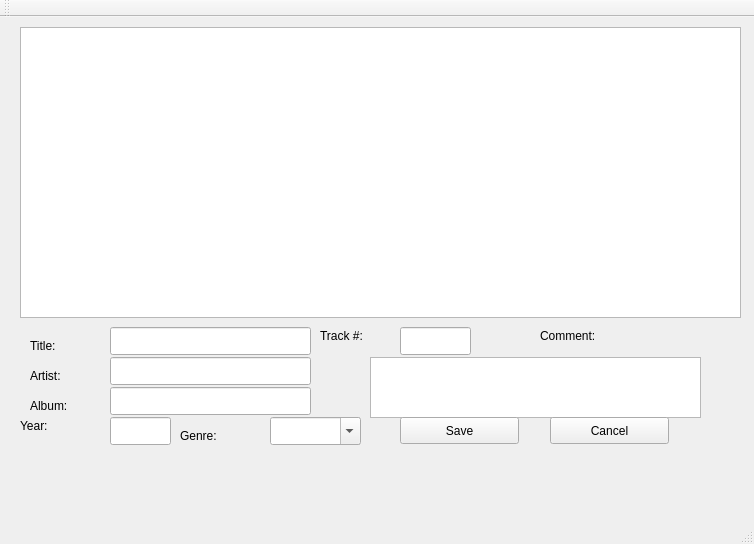
DOOMer/qtagger, file src/mainwindow.ui: the form before one commit.
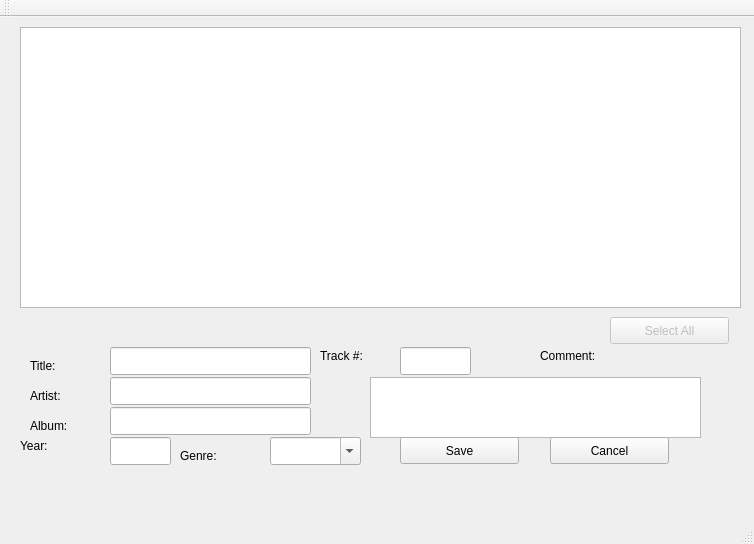
The form after the commit.

Commit message: add select all|none button

What changed in the file:
```diff
--- a/src/mainwindow.ui
+++ b/src/mainwindow.ui
@@ -20,7 +20,7 @@
       <x>20</x>
       <y>10</y>
       <width>721</width>
-      <height>291</height>
+      <height>281</height>
      </rect>
     </property>
     <property name="selectionMode">
@@ -37,7 +37,7 @@
     <property name="geometry">
      <rect>
       <x>30</x>
-      <y>320</y>
+      <y>340</y>
       <width>121</width>
       <height>18</height>
      </rect>
@@ -53,7 +53,7 @@
     <property name="geometry">
      <rect>
       <x>30</x>
-      <y>350</y>
+      <y>370</y>
       <width>91</width>
       <height>18</height>
      </rect>
@@ -69,7 +69,7 @@
     <property name="geometry">
      <rect>
       <x>30</x>
-      <y>380</y>
+      <y>400</y>
       <width>91</width>
       <height>18</height>
      </rect>
@@ -85,7 +85,7 @@
     <property name="geometry">
      <rect>
       <x>110</x>
-      <y>310</y>
+      <y>330</y>
       <width>201</width>
       <height>28</height>
      </rect>
@@ -95,7 +95,7 @@
     <property name="geometry">
      <rect>
       <x>110</x>
-      <y>340</y>
+      <y>360</y>
       <width>201</width>
       <height>28</height>
      </rect>
@@ -105,7 +105,7 @@
     <property name="geometry">
      <rect>
       <x>110</x>
-      <y>370</y>
+      <y>390</y>
       <width>201</width>
       <height>28</height>
      </rect>
@@ -115,7 +115,7 @@
     <property name="geometry">
      <rect>
       <x>110</x>
-      <y>400</y>
+      <y>420</y>
       <width>61</width>
       <height>28</height>
      </rect>
@@ -128,7 +128,7 @@
     <property name="geometry">
      <rect>
       <x>20</x>
-      <y>400</y>
+      <y>420</y>
       <width>72</width>
       <height>18</height>
      </rect>
@@ -144,7 +144,7 @@
     <property name="geometry">
      <rect>
       <x>180</x>
-      <y>410</y>
+      <y>430</y>
       <width>72</width>
       <height>18</height>
      </rect>
@@ -160,7 +160,7 @@
     <property name="geometry">
      <rect>
       <x>270</x>
-      <y>400</y>
+      <y>420</y>
       <width>91</width>
       <height>28</height>
      </rect>
@@ -173,7 +173,7 @@
     <property name="geometry">
      <rect>
       <x>320</x>
-      <y>310</y>
+      <y>330</y>
       <width>72</width>
       <height>18</height>
      </rect>
@@ -189,7 +189,7 @@
     <property name="geometry">
      <rect>
       <x>540</x>
-      <y>310</y>
+      <y>330</y>
       <width>72</width>
       <height>18</height>
      </rect>
@@ -205,7 +205,7 @@
     <property name="geometry">
      <rect>
       <x>400</x>
-      <y>310</y>
+      <y>330</y>
       <width>71</width>
       <height>28</height>
      </rect>
@@ -218,7 +218,7 @@
     <property name="geometry">
      <rect>
       <x>370</x>
-      <y>340</y>
+      <y>360</y>
       <width>331</width>
       <height>61</height>
      </rect>
@@ -227,8 +227,8 @@
    <widget class="QLabel" name="labTime">
     <property name="geometry">
      <rect>
-      <x>20</x>
-      <y>450</y>
+      <x>50</x>
+      <y>460</y>
       <width>141</width>
       <height>18</height>
      </rect>
@@ -241,7 +241,7 @@
     <property name="geometry">
      <rect>
       <x>210</x>
-      <y>450</y>
+      <y>460</y>
       <width>181</width>
       <height>18</height>
      </rect>
@@ -254,7 +254,7 @@
     <property name="geometry">
      <rect>
       <x>450</x>
-      <y>450</y>
+      <y>460</y>
       <width>201</width>
       <height>18</height>
      </rect>
@@ -267,7 +267,7 @@
     <property name="geometry">
      <rect>
       <x>400</x>
-      <y>400</y>
+      <y>420</y>
       <width>119</width>
       <height>27</height>
      </rect>
@@ -280,7 +280,7 @@
     <property name="geometry">
      <rect>
       <x>550</x>
-      <y>400</y>
+      <y>420</y>
       <width>119</width>
       <height>27</height>
      </rect>
@@ -289,6 +289,22 @@
      <string>Cancel</string>
     </property>
    </widget>
+   <widget class="QPushButton" name="butSelect">
+    <property name="enabled">
+     <bool>false</bool>
+    </property>
+    <property name="geometry">
+     <rect>
+      <x>610</x>
+      <y>300</y>
+      <width>119</width>
+      <height>27</height>
+     </rect>
+    </property>
+    <property name="text">
+     <string>Select All</string>
+    </property>
+   </widget>
   </widget>
   <widget class="QMenuBar" name="menuBar">
    <property name="geometry">
```
The commit also changes 2 other files.
